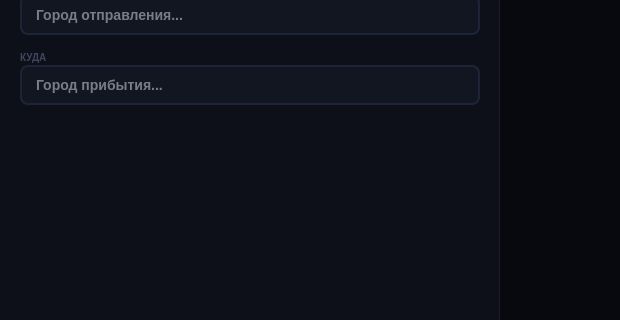
First picture: the form in RouteBuilderUI/mainwindow.ui, repository AnastasiaLeon/Route_Builder, before the edit; both pictures show x 0 to 620 and y 109 to 429 of the 812 by 697 pixel window.
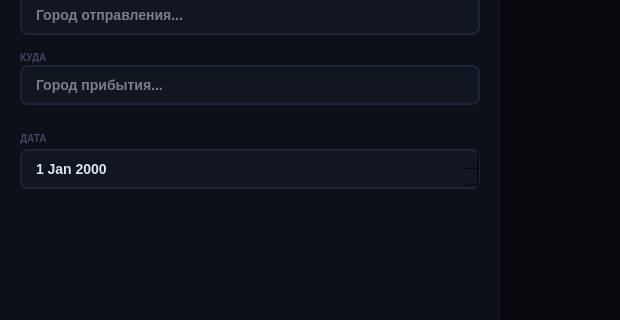
Second picture: the form after the edit.

Commit message: added date select

```diff
--- a/RouteBuilderUI/mainwindow.ui
+++ b/RouteBuilderUI/mainwindow.ui
@@ -167,6 +167,54 @@
      <string>Город прибытия...</string>
     </property>
    </widget>
+   <widget class="QLabel" name="dateLabel">
+    <property name="geometry">
+     <rect>
+      <x>20</x>
+      <y>240</y>
+      <width>100</width>
+      <height>14</height>
+     </rect>
+    </property>
+    <property name="styleSheet">
+     <string notr="true">color: #3e4560;
+font-size: 10px;
+font-weight: 700;
+background: transparent;</string>
+    </property>
+    <property name="text">
+     <string>ДАТА</string>
+    </property>
+   </widget>
+   <widget class="QDateEdit" name="dateEdit">
+    <property name="geometry">
+     <rect>
+      <x>20</x>
+      <y>258</y>
+      <width>460</width>
+      <height>40</height>
+     </rect>
+    </property>
+    <property name="styleSheet">
+     <string notr="true">QDateEdit {
+    background-color: #121620;
+    color: #dde3f0;
+    border: 1.5px solid #1e2438;
+    border-radius: 8px;
+    padding: 8px 12px;
+    font-size: 14px;
+    font-weight: 600;
+}
+QDateEdit:focus {
+    border: 1.5px solid #3d7bff;
+}
+QDateEdit::drop-down {
+    border: none;
+    background: transparent;
+    width: 20px;
+}</string>
+    </property>
+   </widget>
   </widget>
   <widget class="QMenuBar" name="menubar">
    <property name="geometry">
```
The commit also changes 1 other file.
